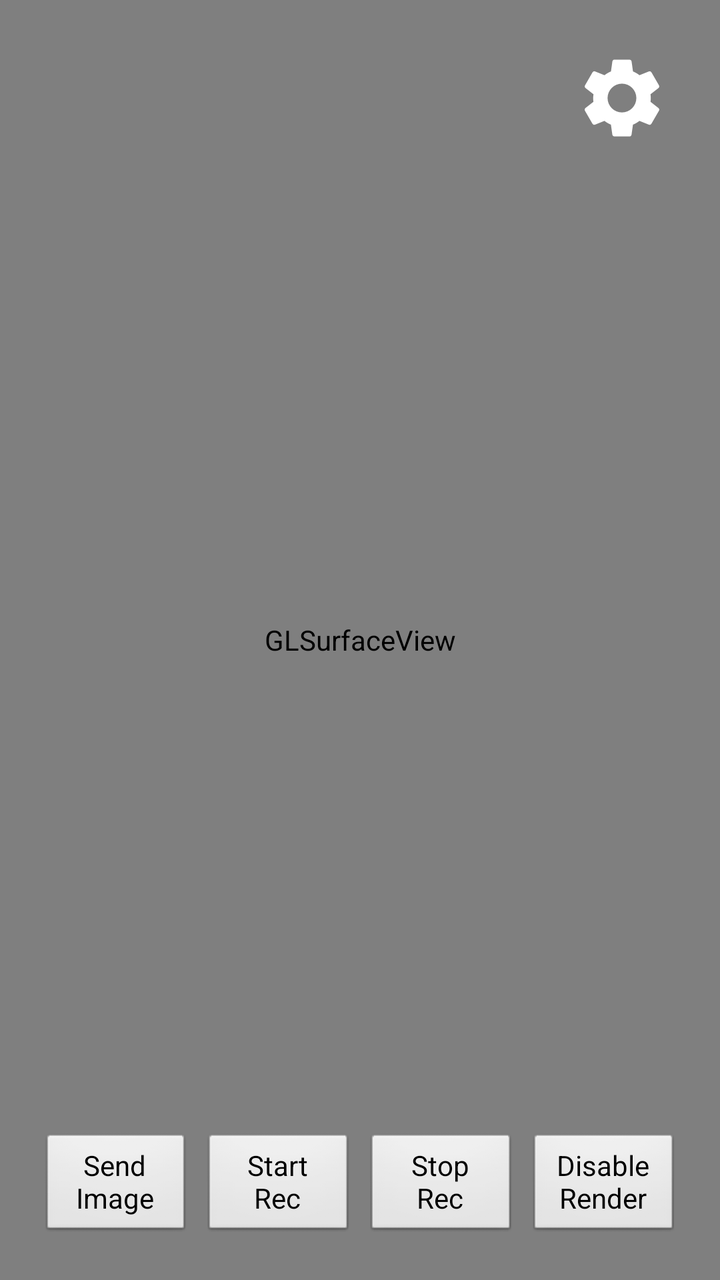
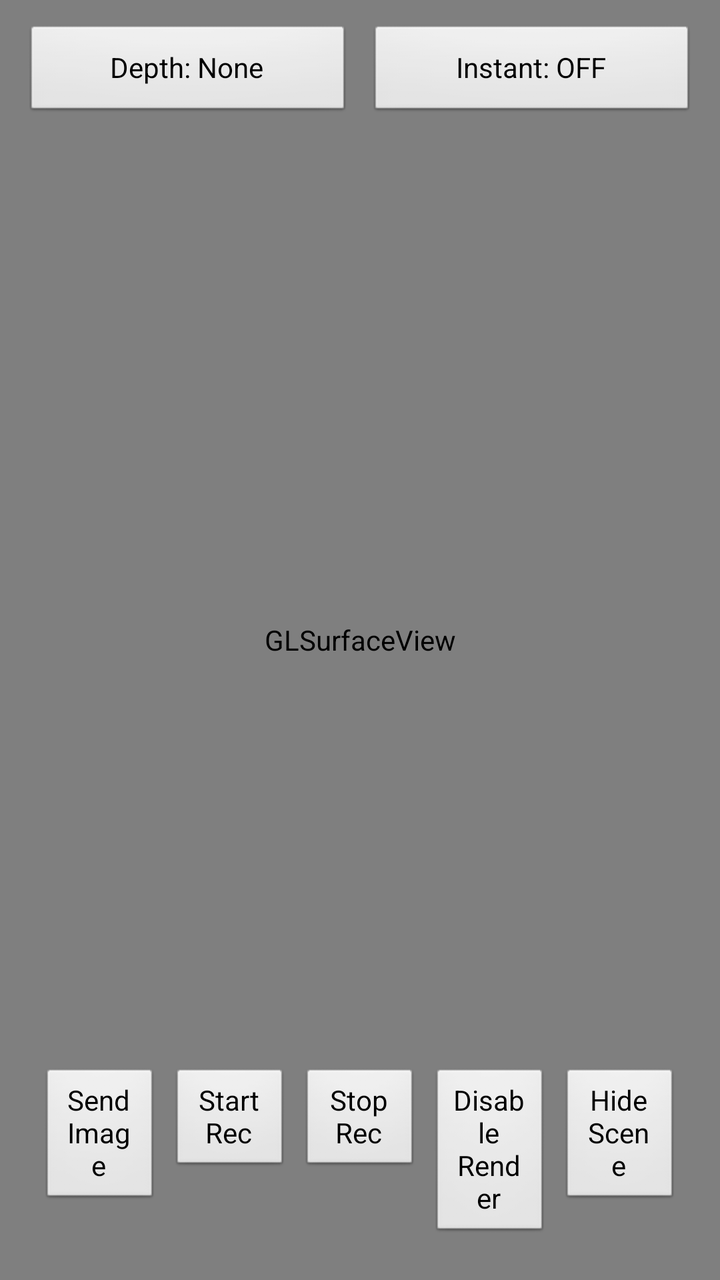

Screens rendered from an Android XML layout before and after an edit, with the pre-edit source and the edit as a unified diff.
<!-- AndroidManifest.xml: application theme AppTheme -->
<!-- res/layout/activity_main.xml -->
<RelativeLayout xmlns:android="http://schemas.android.com/apk/res/android"
    xmlns:tools="http://schemas.android.com/tools"
    android:layout_width="match_parent"
    android:layout_height="match_parent"
    tools:context="com.google.ar.core.examples.c.helloar.HelloArActivity">

  <android.opengl.GLSurfaceView
      android:id="@+id/surfaceview"
      android:layout_width="match_parent"
      android:layout_height="match_parent"
      android:layout_gravity="top"/>

  <ImageButton
    android:id="@+id/settings_button"
    android:layout_width="wrap_content"
    android:layout_height="wrap_content"
    android:layout_alignParentEnd="true"
    android:layout_alignParentTop="true"
    android:layout_margin="25dp"
    android:src="@drawable/ic_settings"
    android:background="@android:color/transparent"/>

  <TextView
      android:id="@+id/msg"
      android:layout_width="wrap_content"
      android:layout_height="wrap_content"
      android:textSize="12sp" />

  <LinearLayout
      android:layout_width="match_parent"
      android:layout_height="wrap_content"
      android:layout_alignParentEnd="true"
      android:layout_alignParentBottom="true"
      android:layout_margin="12dp"
      android:padding="8dp"
      android:orientation="horizontal">
      <Button
          android:id="@+id/send_button"
          android:layout_width="0dp"
          android:layout_height="wrap_content"
          android:layout_weight="1"
          android:text="Send Image"
          android:textAllCaps="false" />
      <View
          android:layout_width="5dp"
          android:layout_height="0dp" />
      <Button
          android:id="@+id/startrec"
          android:layout_width="0dp"
          android:layout_height="wrap_content"
          android:layout_weight="1"
          android:text="Start Rec"
          android:textAllCaps="false" />
      <View
          android:layout_width="5dp"
          android:layout_height="0dp" />
      <Button
          android:id="@+id/stoprec"
          android:layout_width="0dp"
          android:layout_height="wrap_content"
          android:layout_weight="1"
          android:text="Stop Rec"
          android:textAllCaps="false" />
      <View
          android:layout_width="5dp"
          android:layout_height="0dp" />
      <Button
          android:id="@+id/render_toggle_button"
          android:layout_width="0dp"
          android:layout_height="wrap_content"
          android:layout_weight="1"
          android:text="Disable Render"
          android:textAllCaps="false" />
  </LinearLayout>


</RelativeLayout>
<!-- resources referenced by this layout -->
<resources>
  <!-- drawable ic_settings: png bitmap (drawable-xxhdpi, 1409 bytes) -->
  <style name="AppTheme" parent="AppBaseTheme">
      
    </style>
  <style name="AppBaseTheme" parent="android:Theme.Light">
      
    </style>
</resources>

<!-- the commit's change to res/layout/activity_main.xml (unified diff, before → after) -->
@@ -10,20 +10,37 @@
       android:layout_height="match_parent"
       android:layout_gravity="top"/>
 
-  <ImageButton
-    android:id="@+id/settings_button"
-    android:layout_width="wrap_content"
-    android:layout_height="wrap_content"
-    android:layout_alignParentEnd="true"
-    android:layout_alignParentTop="true"
-    android:layout_margin="25dp"
-    android:src="@drawable/ic_settings"
-    android:background="@android:color/transparent"/>
+  <LinearLayout
+      android:id="@+id/top_controls"
+      android:layout_width="match_parent"
+      android:layout_height="wrap_content"
+      android:layout_alignParentTop="true"
+      android:layout_margin="12dp"
+      android:orientation="horizontal">
+      <Button
+          android:id="@+id/depth_source_button"
+          android:layout_width="0dp"
+          android:layout_height="wrap_content"
+          android:layout_weight="1"
+          android:text="Depth: None"
+          android:textAllCaps="false" />
+      <View
+          android:layout_width="8dp"
+          android:layout_height="0dp" />
+      <Button
+          android:id="@+id/instant_placement_button"
+          android:layout_width="0dp"
+          android:layout_height="wrap_content"
+          android:layout_weight="1"
+          android:text="Instant: OFF"
+          android:textAllCaps="false" />
+  </LinearLayout>
 
   <TextView
       android:id="@+id/msg"
       android:layout_width="wrap_content"
       android:layout_height="wrap_content"
+      android:layout_below="@id/top_controls"
       android:textSize="12sp" />
 
   <LinearLayout
@@ -71,6 +88,16 @@
           android:layout_weight="1"
           android:text="Disable Render"
           android:textAllCaps="false" />
+      <View
+          android:layout_width="5dp"
+          android:layout_height="0dp" />
+      <Button
+          android:id="@+id/scene_toggle_button"
+          android:layout_width="0dp"
+          android:layout_height="wrap_content"
+          android:layout_weight="1"
+          android:text="Hide Scene"
+          android:textAllCaps="false" />
   </LinearLayout>
 
 
<!-- resource entries referenced after the edit -->
@@ -1,6 +1,5 @@
 <!-- resources referenced by this layout -->
 <resources>
-  <!-- drawable ic_settings: png bitmap (drawable-xxhdpi, 1409 bytes) -->
   <style name="AppTheme" parent="AppBaseTheme">
       
     </style>
